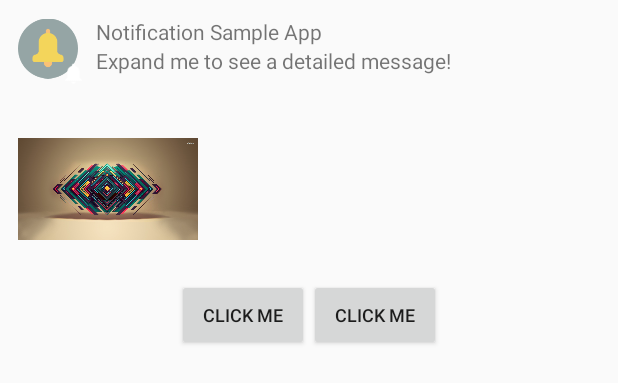
After one commit to HamidrezaAmz/MagicalNotifier, an Android app: the layout layout_expanded_notification.xml on its own in the app's theme, with its tools: preview values and no code run, on a phone screen of 412 x 824 dp. The commit adds this screen. Shown: the top 383 px of the screen. Run offline under Robolectric (Android 15) with nearby library versions, the phone set to English and light mode, and no system bars.

Commit message:
added 7 type of notifications

```diff
--- a/app/build.gradle
+++ b/app/build.gradle
@@ -6,10 +6,10 @@ android {
 
     defaultConfig {
         applicationId "ir.vasl.magicalnotifierapp"
-        minSdkVersion 16
+        minSdkVersion 17
         targetSdkVersion 28
-        versionCode 1
-        versionName "1.0.0"
+        versionCode 2
+        versionName "1.0.2"
         testInstrumentationRunner "android.support.test.runner.AndroidJUnitRunner"
         externalNativeBuild {
             cmake {
--- a/app/src/main/res/layout/activity_main.xml
+++ b/app/src/main/res/layout/activity_main.xml
@@ -44,4 +44,10 @@
         android:layout_height="wrap_content"
         android:text="SMART NOTIFICATION" />
 
+    <Button
+        android:id="@+id/button_custom_notification"
+        android:layout_width="match_parent"
+        android:layout_height="wrap_content"
+        android:text="CUSTOM NOTIFICATION" />
+
 </LinearLayout>
--- a/magicalnotifier/build.gradle
+++ b/magicalnotifier/build.gradle
@@ -7,7 +7,7 @@ android {
     buildToolsVersion '28.0.3'
 
     defaultConfig {
-        minSdkVersion 16
+        minSdkVersion 17
         targetSdkVersion 28
         versionCode 1
         versionName "1.0"
--- a/magicalnotifier/src/main/java/ir/vasl/globalEnums/EnumNotificationType.java
+++ b/magicalnotifier/src/main/java/ir/vasl/globalEnums/EnumNotificationType.java
@@ -9,7 +9,8 @@ public enum EnumNotificationType {
     BIG_PICTURE("big_picture"),
     BIG_TEXT("big_text"),
     BIG_VIDEO("big_video"),
-    SMART("smart"),;
+    SMART("smart"),
+    CUSTOM("custom"),;
 
     private String value;
 
--- /dev/null
+++ b/magicalnotifier/src/main/res/layout/layout_expanded_notification.xml
@@ -0,0 +1,114 @@
+<?xml version="1.0" encoding="utf-8"?>
+<RelativeLayout xmlns:android="http://schemas.android.com/apk/res/android"
+    android:layout_width="wrap_content"
+    android:layout_height="wrap_content"
+    android:padding="8dp">
+
+    <RelativeLayout
+        android:id="@+id/icon_container"
+        android:layout_width="wrap_content"
+        android:layout_height="wrap_content">
+
+        <ImageView
+            android:id="@+id/big_icon"
+            android:layout_width="50dp"
+            android:layout_height="50dp"
+            android:paddingStart="4dp"
+            android:paddingEnd="6dp"
+            android:paddingBottom="1dp"
+            android:src="@drawable/ic_default_large_notification" />
+
+        <ImageView
+            android:id="@+id/small_icon"
+            android:layout_width="18.2dp"
+            android:layout_height="18.2dp"
+            android:layout_alignEnd="@id/big_icon"
+            android:layout_alignBottom="@id/big_icon"
+            android:src="@drawable/ic_default_notification" />
+
+    </RelativeLayout>
+
+    <LinearLayout
+        android:id="@+id/notification_main"
+        android:layout_width="wrap_content"
+        android:layout_height="wrap_content"
+        android:layout_alignParentBottom="false"
+        android:layout_marginTop="3dp"
+        android:layout_toEndOf="@+id/icon_container"
+        android:gravity="center_vertical"
+        android:orientation="vertical"
+        android:paddingStart="6dp"
+        android:paddingEnd="6dp">
+
+        <TextView
+            android:id="@+id/content_title"
+            android:layout_width="wrap_content"
+            android:layout_height="wrap_content"
+            android:text="Notification Sample App" />
+
+        <TextView
+            android:id="@+id/content_text"
+            android:layout_width="wrap_content"
+            android:layout_height="wrap_content"
+            android:text="Expand me to see a detailed message!" />
+
+    </LinearLayout>
+
+    <LinearLayout
+        android:id="@+id/notification_info"
+        android:layout_width="match_parent"
+        android:layout_height="wrap_content"
+        android:layout_below="@id/icon_container"
+        android:layout_marginTop="8dp"
+        android:orientation="horizontal">
+
+        <ImageView
+            android:id="@+id/notification_img"
+            android:layout_width="120dp"
+            android:layout_height="120dp"
+            android:layout_marginLeft="4dp"
+            android:layout_marginRight="4dp"
+            android:adjustViewBounds="true"
+            android:src="@drawable/ic_big_picture_default" />
+
+        <TextView
+            android:id="@+id/notification_message"
+            android:layout_width="match_parent"
+            android:layout_height="wrap_content"
+            android:ellipsize="end"
+            android:maxLines="8" />
+    </LinearLayout>
+
+    <LinearLayout
+        android:layout_width="wrap_content"
+        android:layout_height="wrap_content"
+        android:layout_below="@id/notification_info"
+        android:layout_centerInParent="true">
+
+        <Button
+            android:id="@+id/left_button"
+            android:layout_width="wrap_content"
+            android:layout_height="wrap_content"
+            android:text="CLICK ME"
+            android:textSize="12sp" />
+
+        <Button
+            android:id="@+id/right_button"
+            android:layout_width="wrap_content"
+            android:layout_height="wrap_content"
+            android:text="CLICK ME"
+            android:textSize="12sp" />
+
+    </LinearLayout>
+
+    <TextView
+        android:id="@+id/timestamp"
+        android:layout_width="wrap_content"
+        android:layout_height="wrap_content"
+        android:layout_alignParentTop="true"
+        android:layout_alignParentEnd="true"
+        android:paddingStart="3.5dp"
+        android:paddingTop="8dp"
+        android:paddingEnd="3.5dp" />
+
+</RelativeLayout>
```
Also changed, not shown: app/src/main/java/ir/vasl/magicalnotifierapp/MainActivity.java (+35 -14 lines), magicalnotifier/src/main/java/ir/vasl/magicalnotifier/MagicalNotifier.java (+89 -15 lines), magicalnotifier/src/main/res/layout/layout_collapsed_notification.xml (added, +66 -0 lines).
